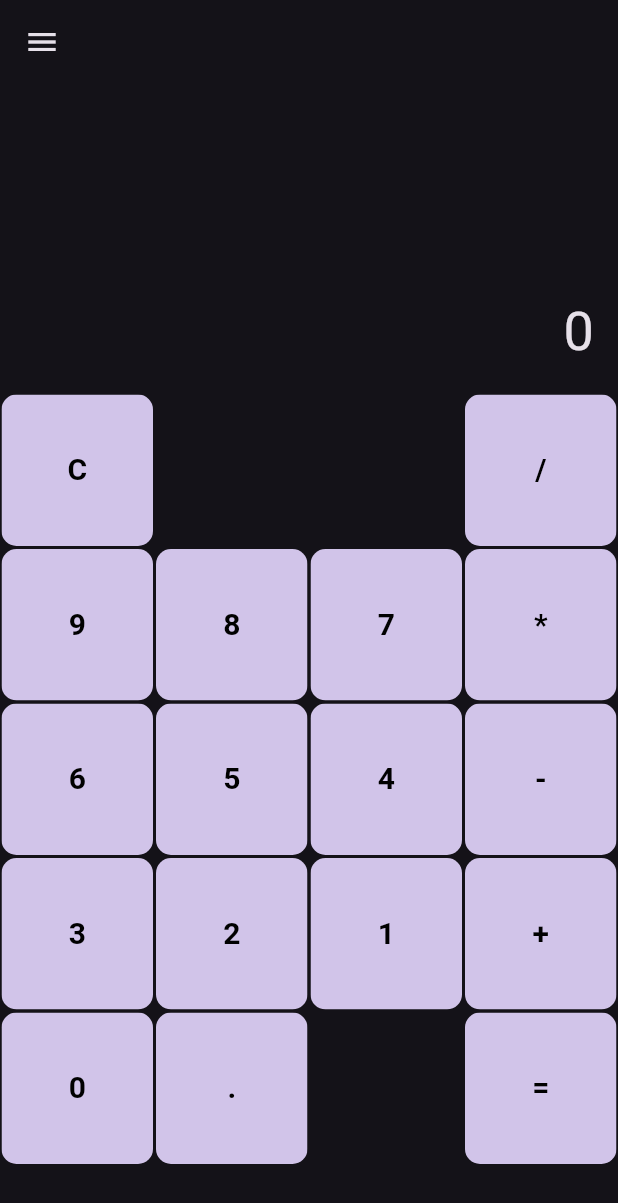
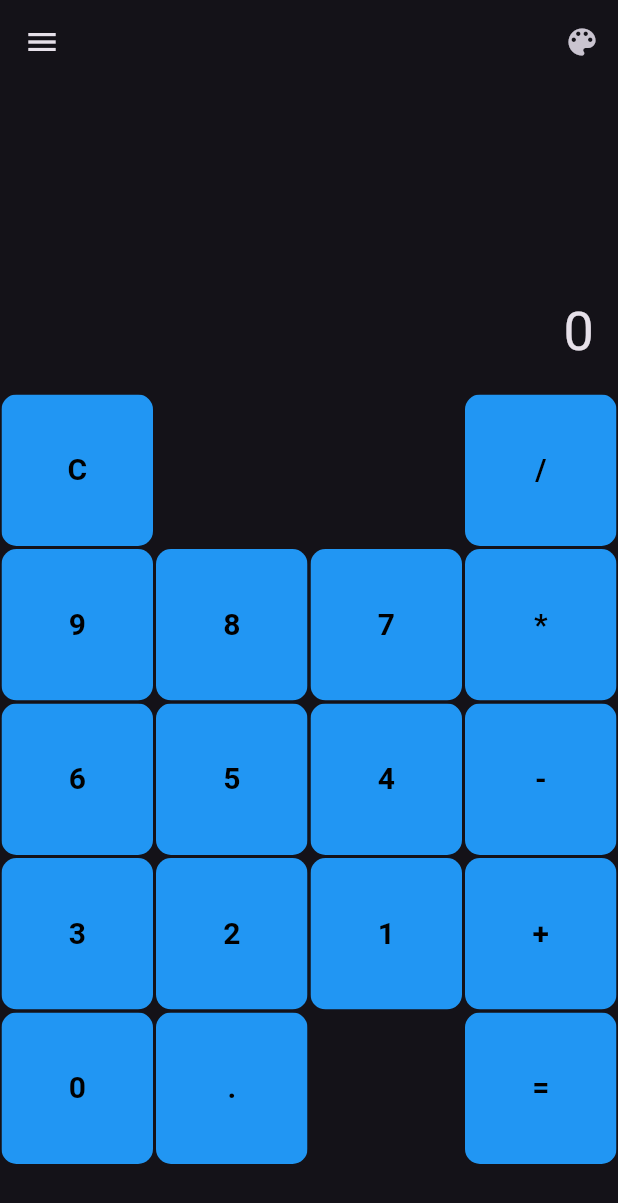
Before and after one commit to jibunorp2/ASE456-Group-Project, a Flutter app: the screen it shows after launch, on a phone screen of 412 x 824 dp. Shown: the top 1203 px of the screen. Run offline on Flutter 3.47's test engine with Material 3 defaults, Android fonts, the phone set to English and light mode, and no system bars; our stand-ins replace flutter_colorpicker; missing offline and left inert: units_converter.

Commit message:
added color picker class and functionality in simple, scientific, and advanced

```diff
--- a/lib/screens/home.dart
+++ b/lib/screens/home.dart
@@ -1,5 +1,6 @@
 import 'package:ase456_group_project/screens/advanced.dart';
 import 'package:ase456_group_project/screens/scientific.dart';
+import 'package:ase456_group_project/ui_elements/color_picker.dart';
 import 'package:flutter/material.dart';
 import 'package:ase456_group_project/screens/simple.dart';
 import 'package:ase456_group_project/screens/money.dart';
@@ -14,6 +15,7 @@ class Home extends StatefulWidget {
 
 class _HomePageState extends State<Home> {
   int tab = 0;
+  Color buttonColor = Colors.blue; // Initial color for buttons
 
   void selectItem(int itemIndex) {
     setState(() {
@@ -22,13 +24,31 @@ class _HomePageState extends State<Home> {
     Navigator.pop(context);
   }
 
+  // Callback function to update button color
+  void updateButtonColor(Color color) {
+    setState(() {
+      buttonColor = color;
+    });
+  }
+
   @override
   Widget build(BuildContext context) {
     return Scaffold(
       appBar: AppBar(
         title: const Text(''),
+        actions: [
+          ColorPickerButton(
+              onColorSelected:
+                  updateButtonColor), // Add the color picker button to the app bar
+        ],
       ),
-      body: [Simple(), ScientificCalculator(), AdvancedCalculator(), Money(), Unit()][tab],
+      body: [
+        Simple(buttonColor: buttonColor),
+        ScientificCalculator(buttonColor: buttonColor,),
+        AdvancedCalculator(buttonColor: buttonColor,),
+        Money(),
+        Unit()
+      ][tab],
       drawer: Drawer(
         child: ListView(
           children: [
--- a/lib/screens/simple.dart
+++ b/lib/screens/simple.dart
@@ -2,7 +2,9 @@ import 'package:flutter/material.dart';
 import '../ui_elements/button.dart';
 
 class Simple extends StatefulWidget {
-  const Simple({Key? key}) : super(key: key);
+  const Simple({Key? key, required this.buttonColor}) : super(key: key);
+
+  final Color buttonColor;
 
   @override
   State<Simple> createState() => _Simple();
@@ -144,7 +146,7 @@ class _Simple extends State<Simple> {
             itemBuilder: (context, index) {
               return MyButton(
                 text: buttons[index],
-                buttonColor: Colors.deepPurple[100],
+                buttonColor: widget.buttonColor,
                 textColor: Colors.black,
                 function: () {
                   handleClick(buttons[index]);
--- /dev/null
+++ b/lib/ui_elements/color_picker.dart
@@ -0,0 +1,63 @@
+import 'package:flutter/material.dart';
+import 'package:flutter_colorpicker/flutter_colorpicker.dart';
+
+class ColorPickerButton extends StatefulWidget {
+  const ColorPickerButton({Key? key, required this.onColorSelected}) : super(key: key);
+
+  final Function(Color) onColorSelected;
+
+  @override
+  _ColorPickerButtonState createState() => _ColorPickerButtonState();
+}
+
+class _ColorPickerButtonState extends State<ColorPickerButton> {
+  Color _selectedColor = Colors.blue; // Initial color
+
+  // Function to open the color picker dialog
+  void _openColorPicker() {
+    showDialog(
+      context: context,
+      builder: (BuildContext context) {
+        return AlertDialog(
+          title: const Text('Pick a color'),
+          content: SingleChildScrollView(
+            child: ColorPicker(
+              pickerColor: _selectedColor,
+              onColorChanged: (color) {
+                setState(() {
+                  _selectedColor = color;
+                });
+              },
+              showLabel: true,
+              pickerAreaHeightPercent: 0.8,
+            ),
+          ),
+          actions: <Widget>[
+            TextButton(
+              onPressed: () {
+                Navigator.of(context).pop();
+              },
+              child: const Text('Cancel'),
+            ),
+            TextButton(
+              onPressed: () {
+                widget.onColorSelected(_selectedColor);
+                Navigator.of(context).pop();
+              },
+              child: const Text('Done'),
+            ),
+          ],
+        );
+      },
+    );
+  }
+
+  @override
+  Widget build(BuildContext context) {
+    return IconButton(
+      icon: Icon(Icons.color_lens),
+      onPressed: _openColorPicker,
+      tooltip: 'Pick a color',
+    );
+  }
+}
--- a/pubspec.yaml
+++ b/pubspec.yaml
@@ -30,6 +30,7 @@ environment:
 dependencies:
   flutter:
     sdk: flutter
+  flutter_colorpicker: ^1.0.3
 
 
   # The following adds the Cupertino Icons font to your application.
```
Also changed, not shown: lib/screens/advanced.dart (+23 -29 lines), lib/screens/scientific.dart (+38 -32 lines), pubspec.lock.
